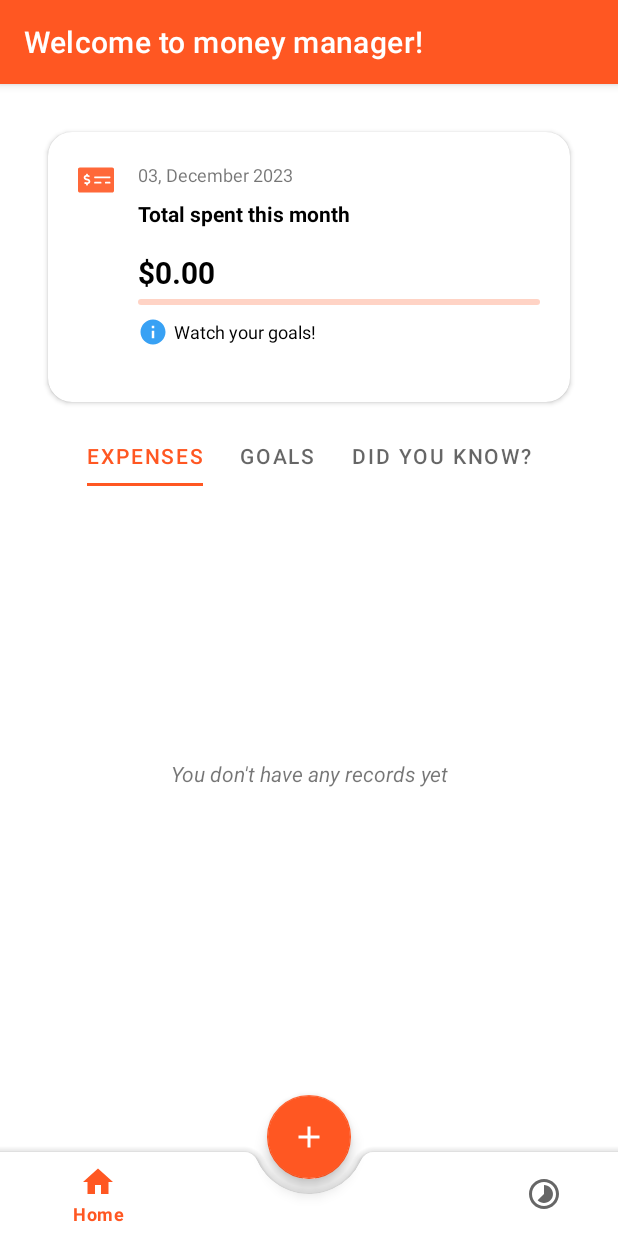
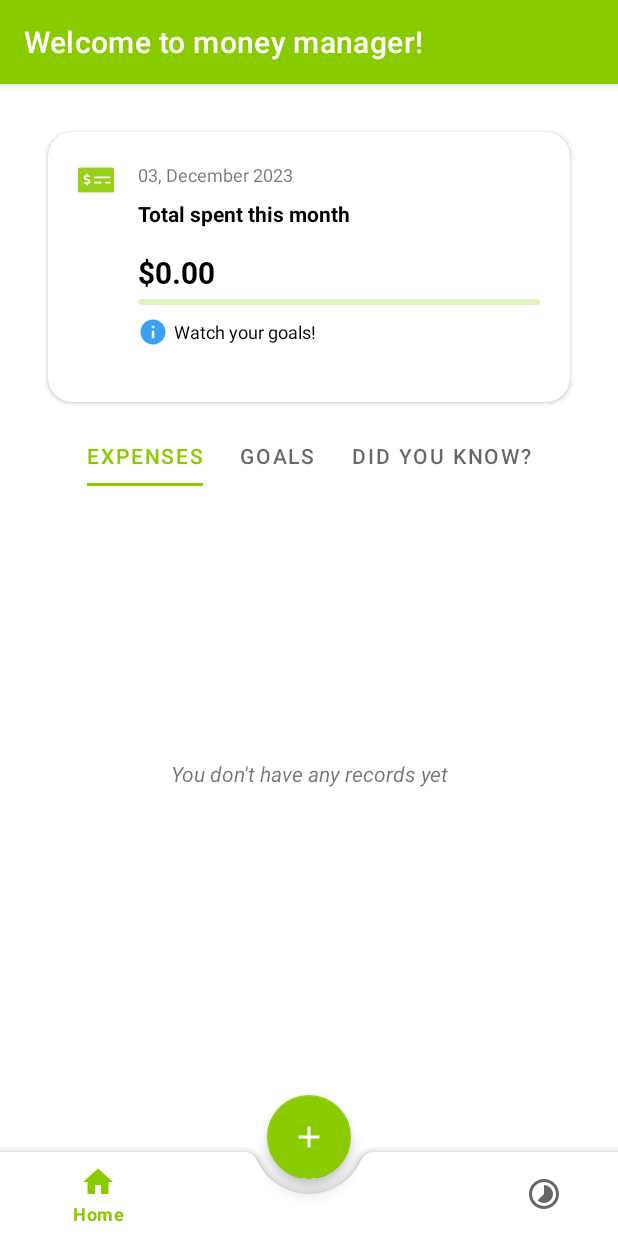
Before and after one commit to wuocdat/Money-Manager, an Android app: the screen it shows after launch (MainActivity), on a phone screen of 412 x 824 dp. Run offline under Robolectric (Android 15) with nearby library versions, the phone set to English and light mode, and no system bars; our stand-ins replace Room's generated code, navigation-ui.

Commit message:
update primary color

```diff
--- a/app/src/main/res/values/colors.xml
+++ b/app/src/main/res/values/colors.xml
@@ -10,7 +10,8 @@
 <!--    <color name="primary_color">#34495e</color>-->
 <!--    <color name="secondary_color">#7f8c8d</color>-->
 
-    <color name="primary_color">#FF5722</color>
+<!--    <color name="primary_color">#FF5722</color>-->
+    <color name="primary_color">#8acb00</color>
     <color name="secondary_color">#FFAB91</color>
 
     <color name="light_purple">#c56cf0</color>
```
